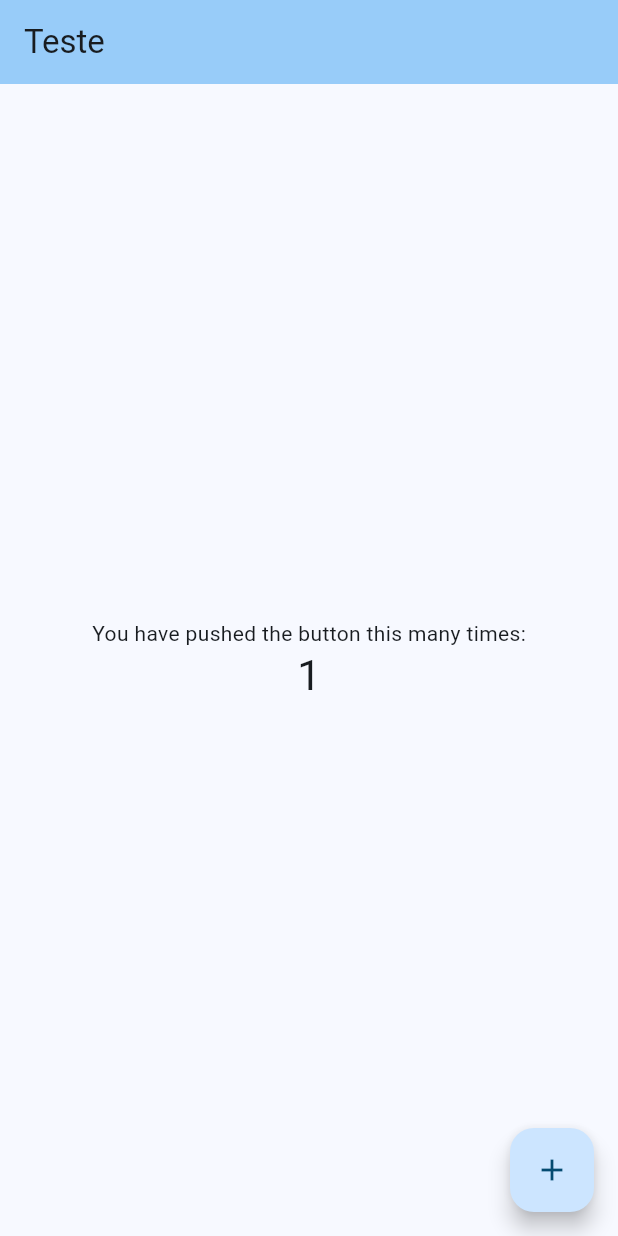
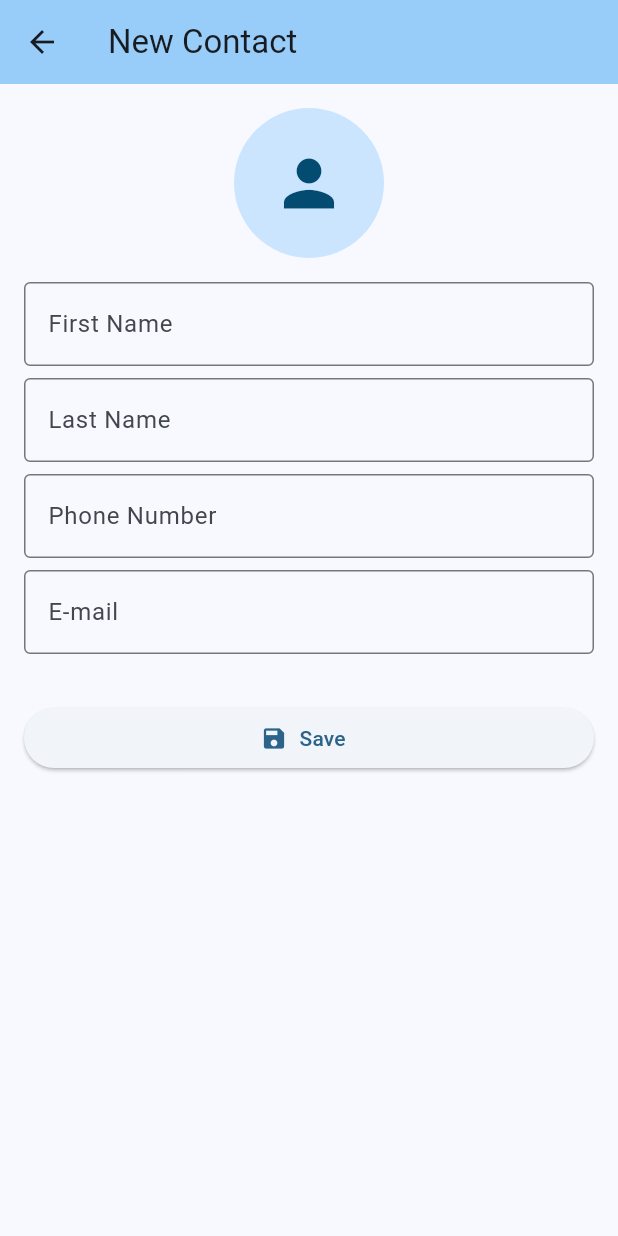
Before and after one commit to bmsrangel/dio_contact_list, a Flutter app: the screen it shows after launch, after a tap on the "add" icon, on a phone screen of 412 x 824 dp. Run offline on Flutter 3.47's test engine with Material 2 defaults, Android fonts, the phone set to English and light mode, and no system bars; our stand-ins replace flutter_bloc, get_it, injectable, sqflite; missing offline and left inert: validatorless; accounts and stored records are empty.

Commit message:
Created SingleContactPage and EditContactPage, created ContactsBloc and SingleContactBloc, included in the ContactsRepository the possibility to update a contact and get a contact by its ID

```diff
--- a/lib/main.dart
+++ b/lib/main.dart
@@ -3,7 +3,8 @@ import 'package:flutter/material.dart';
 import 'src/app_widget.dart';
 import 'src/core/configurations/get_it_configuration.dart';
 
-void main() {
-  configureDependencies();
+void main() async {
+  WidgetsFlutterBinding.ensureInitialized();
+  await configureDependencies();
   runApp(const AppWidget());
 }
--- a/lib/src/app_widget.dart
+++ b/lib/src/app_widget.dart
@@ -1,6 +1,12 @@
 import 'package:flutter/material.dart';
+import 'package:get_it/get_it.dart';
 
+import 'core/blocs/contacts/contacts_bloc.dart';
+import 'core/blocs/single_contact/single_contact_bloc.dart';
+import 'core/models/contact_model.dart';
+import 'pages/edit_contact_page.dart';
 import 'pages/home_page.dart';
+import 'pages/single_contact_page.dart';
 
 class AppWidget extends StatelessWidget {
   const AppWidget({super.key});
@@ -8,14 +14,41 @@ class AppWidget extends StatelessWidget {
   @override
   Widget build(BuildContext context) {
     return MaterialApp(
-      title: 'Flutter Demo',
+      title: 'Contact List App',
       theme: ThemeData(
         colorScheme: ColorScheme.fromSeed(seedColor: const Color(0xFF3a94d1)),
         useMaterial3: true,
       ),
+      // home: HomePage(
+      //   title: 'Contacts List App',
+      //   contactsBloc: GetIt.I.get(),
+      // ),
       initialRoute: HomePage.route,
       routes: {
-        HomePage.route: (context) => const HomePage(title: 'Teste'),
+        HomePage.route: (context) => HomePage(
+              title: 'Contact List App',
+              contactsBloc: GetIt.I.get<ContactsBloc>(),
+            ),
+        SingleContactPage.route: (context) {
+          final contactId = ModalRoute.of(context)!.settings.arguments as int;
+          final SingleContactBloc bloc = GetIt.I.get<SingleContactBloc>(
+            param1: SingleContactState(
+              isLoading: true,
+            ),
+          );
+          return SingleContactPage(
+            id: contactId,
+            singleContactBloc: bloc,
+          );
+        },
+        EditContactPage.route: (context) {
+          final contactModel =
+              ModalRoute.of(context)!.settings.arguments as ContactModel?;
+          return EditContactPage(
+            title: 'New Contact',
+            contactModel: contactModel,
+          );
+        },
       },
     );
   }
--- /dev/null
+++ b/lib/src/core/blocs/contacts/contacts_bloc.dart
@@ -0,0 +1,29 @@
+import 'package:flutter_bloc/flutter_bloc.dart';
+import 'package:injectable/injectable.dart';
+
+import '../../dtos/new_contact_dto.dart';
+import '../../models/contact_model.dart';
+import '../../repositories/contacts/contacts_repository.dart';
+
+part 'contacts_event.dart';
+part 'contacts_state.dart';
+
+@Singleton()
+class ContactsBloc extends Bloc<ContactsEvent, ContactsState> {
+  ContactsBloc(this._repository) : super(ContactsState(state: [])) {
+    on<GetAllContactsEvent>(_onGetAllContactsEvent);
+    on<CreateContactEvent>(_onCreateContactEvent);
+  }
+
+  final ContactsRepository _repository;
+
+  Future<void> _onGetAllContactsEvent(event, emit) async {
+    emit(state.copyWith(isLoading: true));
+    final contacts = await _repository.findAll();
+    emit(state.copyWith(isLoading: false, state: contacts));
+  }
+
+  Future<void> _onCreateContactEvent(CreateContactEvent event, emit) async {
+    await _repository.insertOne(event.newContactDTO);
+  }
+}
--- /dev/null
+++ b/lib/src/core/blocs/contacts/contacts_event.dart
@@ -0,0 +1,15 @@
+part of 'contacts_bloc.dart';
+
+interface class ContactsEvent {
+  const ContactsEvent();
+}
+
+final class GetAllContactsEvent implements ContactsEvent {
+  const GetAllContactsEvent();
+}
+
+final class CreateContactEvent implements ContactsEvent {
+  const CreateContactEvent(this.newContactDTO);
+
+  final NewContactDTO newContactDTO;
+}
--- /dev/null
+++ b/lib/src/core/blocs/contacts/contacts_state.dart
@@ -0,0 +1,25 @@
+part of 'contacts_bloc.dart';
+
+class ContactsState {
+  ContactsState({
+    this.isLoading = false,
+    required this.state,
+    this.error,
+  });
+
+  bool isLoading;
+  List<ContactModel> state;
+  String? error;
+
+  ContactsState copyWith({
+    bool? isLoading,
+    List<ContactModel>? state,
+    String? error,
+  }) {
+    return ContactsState(
+      isLoading: isLoading ?? this.isLoading,
+      state: state ?? this.state,
+      error: error ?? this.error,
+    );
+  }
+}
--- /dev/null
+++ b/lib/src/core/blocs/single_contact/single_contact_bloc.dart
@@ -0,0 +1,38 @@
+import 'package:flutter_bloc/flutter_bloc.dart';
+import 'package:injectable/injectable.dart';
+
+import '../../dtos/new_contact_dto.dart';
+import '../../models/contact_model.dart';
+import '../../repositories/contacts/contacts_repository.dart';
+
+part 'single_contact_event.dart';
+part 'single_contact_state.dart';
+
+@injectable
+class SingleContactBloc extends Bloc<SingleContactEvent, SingleContactState> {
+  SingleContactBloc(
+    @factoryParam SingleContactState initialState,
+    this._repository,
+  ) : super(initialState) {
+    on<AddContactEvent>(_onAddContactEvent);
+    on<GetContactByIdEvent>(_onGetContactByIdEvent);
+    on<UpdateContactEvent>(_onUpdateContactEvent);
+  }
+
+  final ContactsRepository _repository;
+
+  Future<void> _onAddContactEvent(AddContactEvent event, emit) async {
+    emit(state.copyWith(isLoading: true));
+    final newContact = await _repository.insertOne(event.newContactDTO);
+    emit(state.copyWith(isLoading: false, state: newContact));
+  }
+
+  Future<void> _onGetContactByIdEvent(GetContactByIdEvent event, emit) async {
+    final contact = await _repository.findById(event.id);
+    emit(state.copyWith(isLoading: false, state: contact));
+  }
+
+  Future<void> _onUpdateContactEvent(UpdateContactEvent event, emit) async {
+    await _repository.updateOne(event.contactModel);
+  }
+}
--- /dev/null
+++ b/lib/src/core/blocs/single_contact/single_contact_event.dart
@@ -0,0 +1,23 @@
+part of 'single_contact_bloc.dart';
+
+abstract interface class SingleContactEvent {
+  const SingleContactEvent();
+}
+
+final class AddContactEvent implements SingleContactEvent {
+  const AddContactEvent(this.newContactDTO);
+
+  final NewContactDTO newContactDTO;
+}
+
+final class GetContactByIdEvent implements SingleContactEvent {
+  const GetContactByIdEvent(this.id);
+
+  final Object id;
+}
+
+final class UpdateContactEvent implements SingleContactEvent {
+  const UpdateContactEvent(this.contactModel);
+
+  final ContactModel contactModel;
+}
--- /dev/null
+++ b/lib/src/core/blocs/single_contact/single_contact_state.dart
@@ -0,0 +1,25 @@
+part of 'single_contact_bloc.dart';
+
+class SingleContactState {
+  SingleContactState({
+    this.isLoading = false,
+    this.state,
+    this.error,
+  });
+
+  final bool isLoading;
+  final ContactModel? state;
+  final String? error;
+
+  SingleContactState copyWith({
+    bool? isLoading,
+    ContactModel? state,
+    String? error,
+  }) {
+    return SingleContactState(
+      isLoading: isLoading ?? this.isLoading,
+      state: state ?? this.state,
+      error: error ?? this.error,
+    );
+  }
+}
--- a/lib/src/core/configurations/get_it_configuration.dart
+++ b/lib/src/core/configurations/get_it_configuration.dart
@@ -10,4 +10,4 @@ final getIt = GetIt.instance;
   preferRelativeImports: true,
   asExtension: true,
 )
-void configureDependencies() => getIt.init();
+Future<void> configureDependencies() => getIt.init();
--- a/lib/src/core/database/sqflite_database.dart
+++ b/lib/src/core/database/sqflite_database.dart
@@ -2,10 +2,10 @@ import 'package:injectable/injectable.dart';
 import 'package:path/path.dart' as path;
 import 'package:sqflite/sqflite.dart';
 
-@Singleton()
-class SqfliteDatabase {
-  @FactoryMethod(preResolve: true)
-  static Future<Database> openDb() async {
+@module
+abstract class SqfliteDatabase {
+  @preResolve
+  Future<Database> openDb() async {
     final databaseFolder = await getDatabasesPath();
     final databasePath = path.join(databaseFolder, 'contacts.sqlite');
     final database = await openDatabase(
--- a/lib/src/core/repositories/contacts/contacts_repository.dart
+++ b/lib/src/core/repositories/contacts/contacts_repository.dart
@@ -3,5 +3,7 @@ import '../../models/contact_model.dart';
 
 abstract interface class ContactsRepository {
   Future<List<ContactModel>> findAll();
+  Future<ContactModel?> findById(Object id);
   Future<ContactModel> insertOne(NewContactDTO newContactDTO);
+  Future<void> updateOne(ContactModel contactModel);
 }
--- /dev/null
+++ b/lib/src/core/widgets/custom_text_form_field_widget.dart
@@ -0,0 +1,35 @@
+import 'package:flutter/material.dart';
+
+class CustomTextFormField extends StatelessWidget {
+  const CustomTextFormField({
+    super.key,
+    this.labelText,
+    this.keyboardType,
+    this.validator,
+    this.textInputAction,
+    this.controller,
+  });
+
+  final String? labelText;
+  final TextInputType? keyboardType;
+  final String? Function(String?)? validator;
+  final TextInputAction? textInputAction;
+  final TextEditingController? controller;
+
+  @override
+  Widget build(BuildContext context) {
+    return Padding(
+      padding: const EdgeInsets.only(bottom: 8.0),
+      child: TextFormField(
+        controller: controller,
+        decoration: InputDecoration(
+          border: const OutlineInputBorder(),
+          labelText: labelText,
+        ),
+        keyboardType: keyboardType,
+        validator: validator,
+        textInputAction: textInputAction,
+      ),
+    );
+  }
+}
--- /dev/null
+++ b/lib/src/core/widgets/profile_image_widget.dart
@@ -0,0 +1,40 @@
+import 'dart:io';
+
+import 'package:flutter/material.dart';
+
+class ProfileImageWidget extends StatelessWidget {
+  const ProfileImageWidget({
+    super.key,
+    this.imagePath,
+    this.radius = 25.0,
+    this.onPressed,
+  });
+
+  final String? imagePath;
+  final double radius;
+  final VoidCallback? onPressed;
+
+  @override
+  Widget build(BuildContext context) {
+    return Stack(
+      alignment: Alignment.center,
+      clipBehavior: Clip.none,
+      children: [
+        GestureDetector(
+          onTap: onPressed,
+          child: CircleAvatar(
+            radius: radius,
+            backgroundImage:
+                imagePath != null ? FileImage(File(imagePath!)) : null,
+            child: imagePath == null
+                ? Icon(
+                    Icons.person,
+                    size: radius,
+                  )
+                : null,
+          ),
+        ),
+      ],
+    );
+  }
+}
--- /dev/null
+++ b/lib/src/pages/edit_contact_page.dart
@@ -0,0 +1,136 @@
+import 'package:flutter/material.dart';
+import 'package:validatorless/validatorless.dart';
+
+import '../core/dtos/new_contact_dto.dart';
+import '../core/models/contact_model.dart';
+import '../core/widgets/custom_text_form_field_widget.dart';
+import '../core/widgets/profile_image_widget.dart';
+
+class EditContactPage extends StatefulWidget {
+  const EditContactPage({
+    super.key,
+    required this.title,
+    this.contactModel,
+  });
+
+  static const String route = '/edit';
+
+  final String title;
+  final ContactModel? contactModel;
+
+  @override
+  State<EditContactPage> createState() => _EditContactPageState();
+}
+
+class _EditContactPageState extends State<EditContactPage> {
+  ContactModel? get _contact => widget.contactModel;
+
+  late final GlobalKey<FormState> _formKey;
+  late final TextEditingController _firstName$;
+  late final TextEditingController _lastName$;
+  late final TextEditingController _phone$;
+  late final TextEditingController _email$;
+
+  final ValueNotifier<String?> _avatarUrl = ValueNotifier(null);
+
+  @override
+  void initState() {
+    super.initState();
+    _formKey = GlobalKey<FormState>();
+    _firstName$ = TextEditingController(text: _contact?.firstName);
+    _lastName$ = TextEditingController(text: _contact?.lastName);
+    _phone$ = TextEditingController(text: _contact?.phoneNumber);
+    _email$ = TextEditingController(text: _contact?.email);
+    _avatarUrl.value = _contact?.avatarUrl;
+  }
+
+  @override
+  void dispose() {
+    _firstName$.dispose();
+    _lastName$.dispose();
+    _phone$.dispose();
+    _email$.dispose();
+    super.dispose();
+  }
+
+  @override
+  Widget build(BuildContext context) {
+    return Scaffold(
+      appBar: AppBar(
+        backgroundColor: Theme.of(context).colorScheme.inversePrimary,
+        title: Text(_contact?.firstName ?? widget.title),
+      ),
+      body: Padding(
+        padding: const EdgeInsets.all(16.0),
+        child: Form(
+          key: _formKey,
+          child: ListView(
+            children: [
+              ValueListenableBuilder<String?>(
+                valueListenable: _avatarUrl,
+                builder: (_, avatarUrl, __) => ProfileImageWidget(
+                  imagePath: avatarUrl,
+                  radius: 50.0,
+                  onPressed: () {},
+                ),
+              ),
+              const SizedBox(height: 16.0),
+              CustomTextFormField(
+                controller: _firstName$,
+                labelText: 'First Name',
+                validator: Validatorless.required('This field is mandatory'),
+                textInputAction: TextInputAction.next,
+              ),
+              CustomTextFormField(
+                controller: _lastName$,
+                labelText: 'Last Name',
+                textInputAction: TextInputAction.next,
+              ),
+              CustomTextFormField(
+                controller: _phone$,
+                labelText: 'Phone Number',
+                keyboardType: TextInputType.phone,
+                textInputAction: TextInputAction.next,
+              ),
+              CustomTextFormField(
+                controller: _email$,
+                labelText: 'E-mail',
+                keyboardType: TextInputType.emailAddress,
+                validator:
+                    Validatorless.email('This e-mail address is not valid'),
+              ),
+              const SizedBox(height: 24.0),
+              ElevatedButton.icon(
+                onPressed: () {
+                  if (_formKey.currentState!.validate()) {
+                    if (_contact == null) {
+                      final newContactDTO = NewContactDTO(
+                        firstName: _firstName$.text,
+                        lastName: _lastName$.text,
+                        phoneNumber: _phone$.text,
+                        email: _email$.text,
+                        avatarUrl: _avatarUrl.value,
+                      );
+                      Navigator.pop(context, newContactDTO);
+                    } else {
+                      final updatedContact = _contact!.copyWith(
+                        firstName: _firstName$.text,
+                        lastName: _lastName$.text,
+                        phoneNumber: _phone$.text,
+                        email: _email$.text,
+                        avatarUrl: _avatarUrl.value,
+                      );
+                      Navigator.pop(context, updatedContact);
+                    }
+                  }
+                },
+                icon: const Icon(Icons.save),
+                label: const Text('Save'),
+              ),
+            ],
+          ),
+        ),
+      ),
+    );
+  }
+}
--- a/lib/src/pages/home_page.dart
+++ b/lib/src/pages/home_page.dart
@@ -1,9 +1,21 @@
 import 'package:flutter/material.dart';
+import 'package:flutter_bloc/flutter_bloc.dart';
+
+import '../core/blocs/contacts/contacts_bloc.dart';
+import '../core/dtos/new_contact_dto.dart';
+import '../core/widgets/profile_image_widget.dart';
+import 'edit_contact_page.dart';
+import 'single_contact_page.dart';
 
 class HomePage extends StatefulWidget {
-  const HomePage({super.key, required this.title});
+  const HomePage({
+    super.key,
+    required this.title,
+    required this.contactsBloc,
+  });
 
   final String title;
+  final ContactsBloc contactsBloc;
 
   static const String route = '/';
 
@@ -12,12 +24,12 @@ class HomePage extends StatefulWidget {
 }
 
 class _HomePageState extends State<HomePage> {
-  int _counter = 0;
+  ContactsBloc get _bloc => widget.contactsBloc;
 
-  void _incrementCounter() {
-    setState(() {
-      _counter++;
-    });
+  @override
+  void initState() {
+    super.initState();
+    _bloc.add(const GetAllContactsEvent());
   }
 
   @override
@@ -28,22 +40,52 @@ class _HomePageState extends State<HomePage> {
         title: Text(widget.title),
       ),
       body: Center(
-        child: Column(
-          mainAxisAlignment: MainAxisAlignment.center,
-          children: <Widget>[
-            const Text(
-              'You have pushed the button this many times:',
-            ),
-            Text(
-              '$_counter',
-              style: Theme.of(context).textTheme.headlineMedium,
-            ),
-          ],
+        child: BlocBuilder<ContactsBloc, ContactsState>(
+          bloc: _bloc,
+          builder: (context, state) {
+            if (state.isLoading) {
+              return const CircularProgressIndicator.adaptive();
+            } else if (state.error != null) {
+              return Text(state.error!);
+            } else if (state.state.isEmpty) {
+              return const Text('No contacts registered yet');
+            } else {
+              return ListView.separated(
+                itemCount: state.state.length,
+                separatorBuilder: (_, __) => const Divider(),
+                itemBuilder: (_, index) {
+                  final contact = state.state[index];
+                  return ListTile(
+                    title: Text(
+                      '${contact.firstName} ${contact.lastName ?? ''}'.trim(),
+                    ),
+                    leading: ProfileImageWidget(
+                      imagePath: contact.avatarUrl,
+                      radius: 18.0,
+                    ),
+                    onTap: () => Navigator.pushNamed(
+                      context,
+                      SingleContactPage.route,
+                      arguments: contact.id,
+                    ),
+                  );
+                },
+              );
+            }
+          },
         ),
       ),
       floatingActionButton: FloatingActionButton(
-        onPressed: _incrementCounter,
-        tooltip: 'Increment',
+        onPressed: () async {
+          final newContactDTO = await Navigator.pushNamed(
+            context,
+            EditContactPage.route,
+          );
+          if (newContactDTO != null) {
+            _bloc.add(CreateContactEvent(newContactDTO as NewContactDTO));
+            _bloc.add(const GetAllContactsEvent());
+          }
+        },
         child: const Icon(Icons.add),
       ),
     );
--- a/pubspec.yaml
+++ b/pubspec.yaml
@@ -42,6 +42,8 @@ dependencies:
   json_annotation: ^4.8.1
   path: ^1.8.3
   json_serializable: ^6.7.1
+  flutter_bloc: ^8.1.3
+  validatorless: ^1.2.3
 
 dev_dependencies:
   flutter_test:
```
Also changed, not shown: lib/src/core/repositories/contacts/sqflite_contacts_repository_impl.dart (+28 -0 lines), lib/src/pages/single_contact_page.dart (added, +146 -0 lines), lib/src/core/configurations/get_it_configuration.config.dart, pubspec.lock.
